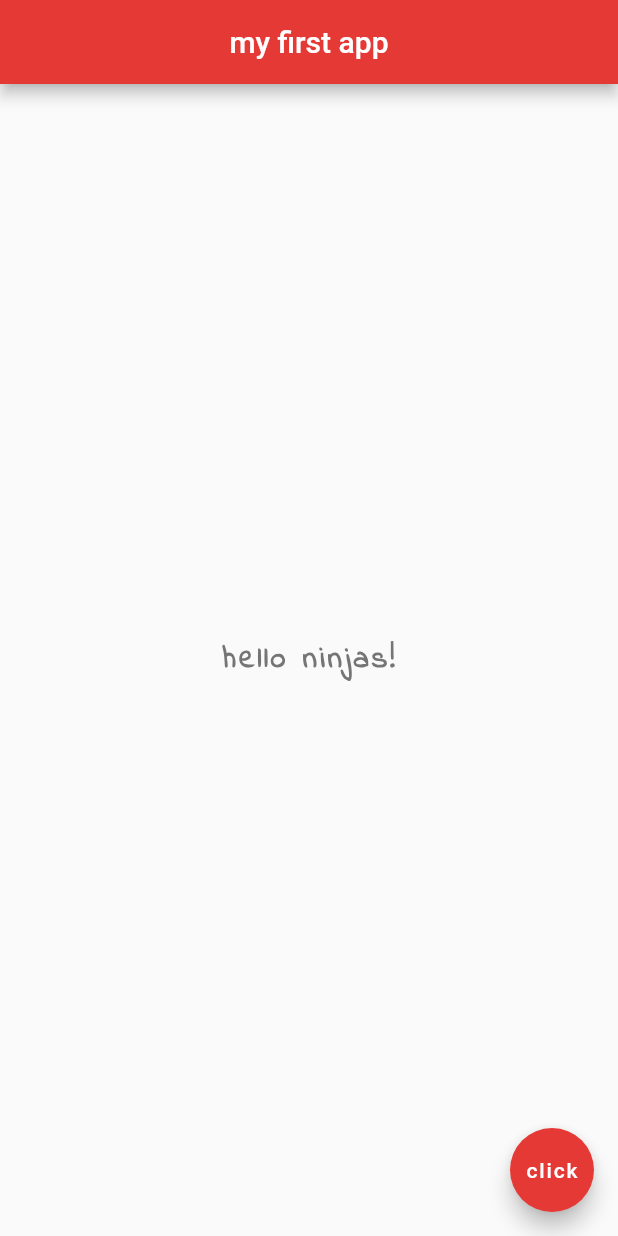
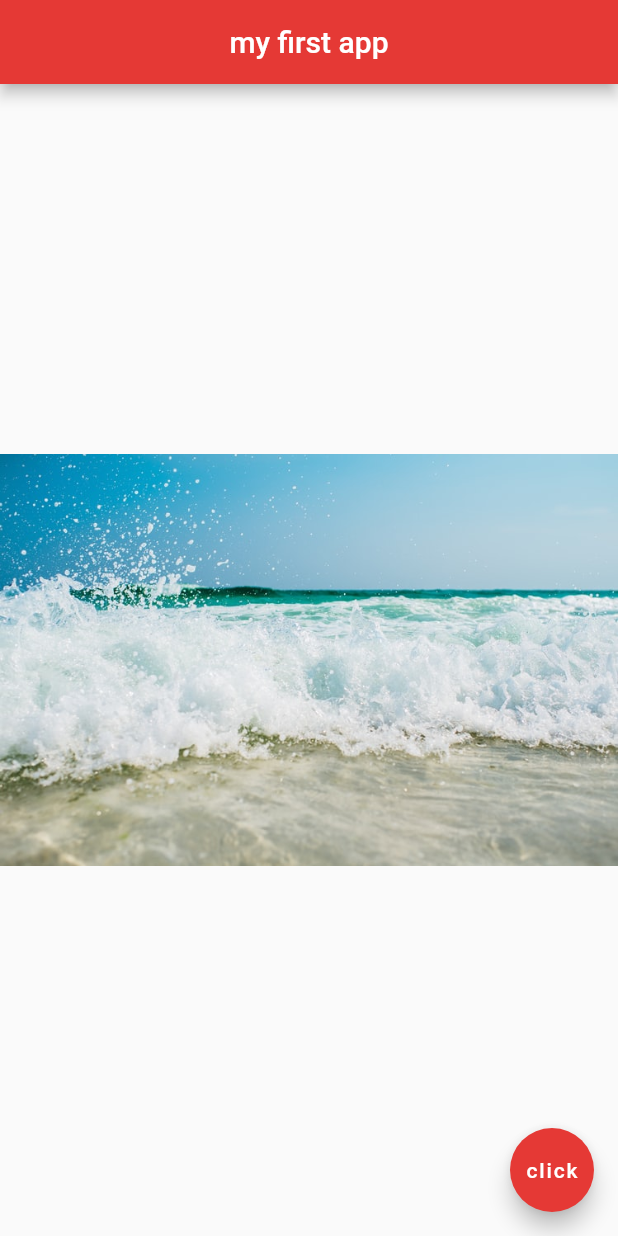
Before and after one commit to alfatta/learn_flutter, a Flutter app: the screen it shows after launch, on a phone screen of 412 x 824 dp. Run offline on Flutter 3.47's test engine with Material 2 defaults, Android fonts, the phone set to English and light mode, and no system bars.

Commit message:
images and assets

```diff
--- a/lib/main.dart
+++ b/lib/main.dart
@@ -12,21 +12,13 @@ class Home extends StatelessWidget {
         backgroundColor: Colors.red[600],
       ),
       body: Center(
-        child: Text(
-          'hello ninjas!',
-          style: TextStyle(
-            fontSize: 20.0,
-            fontWeight: FontWeight.bold,
-            letterSpacing: 2.0,
-            color: Colors.grey[600],
-            fontFamily: 'Indie Flower',
-          ),
-        ),
+        child: Image.asset('assets/image1.jpeg'),
       ),
       floatingActionButton: FloatingActionButton(
-          onPressed: () {},
-          child: Text('click'),
-          backgroundColor: Colors.red[600]),
+        onPressed: () {},
+        child: Text('click'),
+        backgroundColor: Colors.red[600],
+      ),
     );
   }
 }
--- a/pubspec.yaml
+++ b/pubspec.yaml
@@ -45,8 +45,8 @@ flutter:
   uses-material-design: true
 
   # To add assets to your application, add an assets section, like this:
-  # assets:
-  #   - images/a_dot_burr.jpeg
+  assets:
+    - assets/
   #   - images/a_dot_ham.jpeg
 
   # An image asset can refer to one or more resolution-specific "variants", see
```
Also changed, not shown: assets/image1.jpeg (added), assets/image2.jpeg (added), current-result.png.
